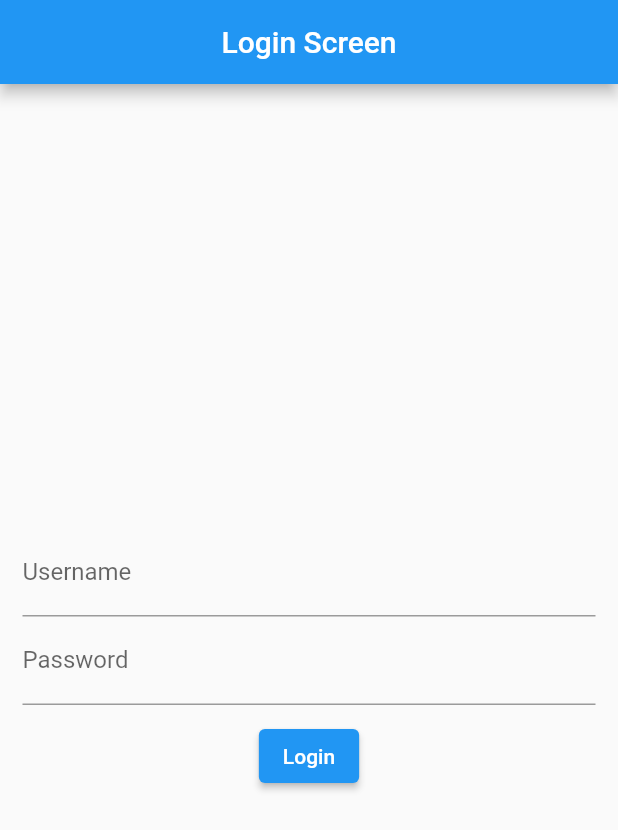
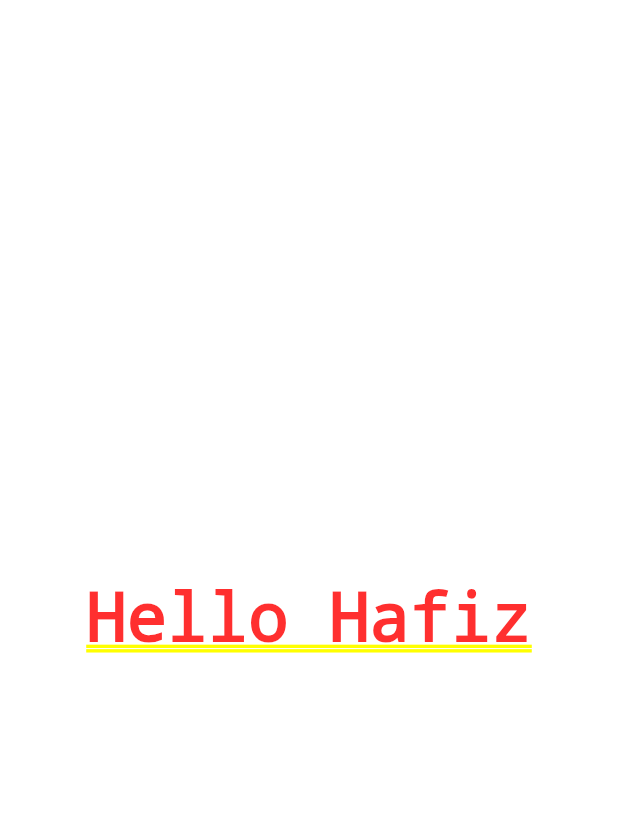
Before and after one commit to hafizums/form_training, a Flutter app: the screen it shows after launch, on a phone screen of 412 x 824 dp. Shown: the top 830 px of the screen. Run offline on Flutter 3.47's test engine with Material 2 defaults, Android fonts, the phone set to English and light mode, and no system bars.

```diff
--- a/lib/main.dart
+++ b/lib/main.dart
@@ -1,6 +1,7 @@
 import 'package:flutter/material.dart';
 import 'package:hello_world/provider/counter.dart';
 import 'package:hello_world/screens/counter.dart';
+import 'package:hello_world/screens/home_screen.dart';
 import 'package:hello_world/screens/login.dart';
 import 'package:provider/provider.dart';
 
@@ -18,7 +19,7 @@ class MyApp extends StatelessWidget {
   Widget build(BuildContext context) {
     return const MaterialApp(
       debugShowCheckedModeBanner: false,
-      home: LoginScreen(),
+      home: HomeScreen(),
     );
   }
 }
--- /dev/null
+++ b/lib/screens/home_screen.dart
@@ -0,0 +1,20 @@
+import 'package:flutter/material.dart';
+
+class HomeScreen extends StatefulWidget {
+  const HomeScreen({super.key});
+
+  @override
+  State<HomeScreen> createState() => _HomeScreenState();
+}
+
+class _HomeScreenState extends State<HomeScreen> {
+  @override
+  Widget build(BuildContext context) {
+    return const Center(
+      child: Text(
+        "Hello Hafiz",
+        style: TextStyle(fontSize: 45),
+      ),
+    );
+  }
+}
--- a/lib/screens/login.dart
+++ b/lib/screens/login.dart
@@ -9,6 +9,8 @@ class LoginScreen extends StatefulWidget {
 
 class _LoginScreenState extends State<LoginScreen> {
   final _formKey = GlobalKey<FormState>();
+  TextEditingController usernameController = TextEditingController();
+  TextEditingController passwordController = TextEditingController();
 
   @override
   Widget build(BuildContext context) {
@@ -26,6 +28,7 @@ class _LoginScreenState extends State<LoginScreen> {
               mainAxisAlignment: MainAxisAlignment.center,
               children: [
                 TextFormField(
+                    controller: usernameController,
                     validator: (value) {
                       if (value!.isEmpty) {
                         return "This field is required";
@@ -34,6 +37,7 @@ class _LoginScreenState extends State<LoginScreen> {
                     },
                     decoration: const InputDecoration(labelText: "Username")),
                 TextFormField(
+                  controller: passwordController,
                   validator: (value) {
                     if (value!.isEmpty) {
                       return "This field is required";
```
